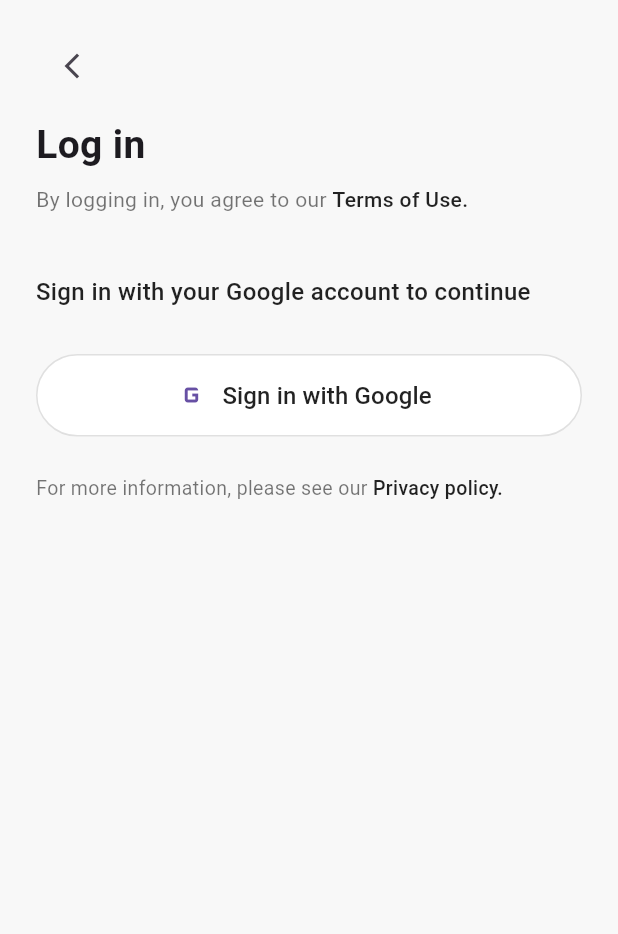
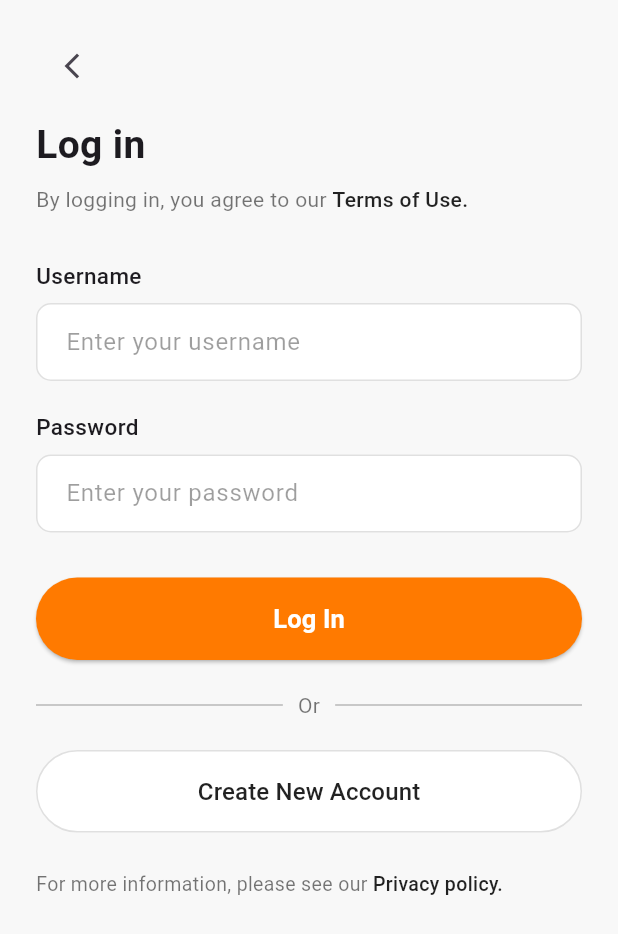
Before and after one commit to Yash-g2310/community_outreach, a Flutter app: the screen it shows after launch, after a tap on "Log in", on a phone screen of 412 x 824 dp. Shown: the top 934 px of the screen. Run offline on Flutter 3.47's test engine with Material 3 defaults, Android fonts, the phone set to English and light mode, and no system bars; our stand-ins replace flutter_map, geolocator, image_picker, latlong2.

Commit message:
Frontend 2.5

```diff
--- a/flutter_application_1/lib/loading_overlay.dart
+++ b/flutter_application_1/lib/loading_overlay.dart
@@ -64,7 +64,7 @@
                   RotationTransition(
                     turns: _controller,
                     child: Image.asset(
-                      'assets/download16.jpeg', // Using available asset
+                      'assets/erick.png', // Using available asset
                       width: 80,
                       height: 80,
                     ),
--- a/flutter_application_1/lib/login_page.dart
+++ b/flutter_application_1/lib/login_page.dart
@@ -1,8 +1,8 @@
 import 'package:flutter/material.dart';
-// import 'package:google_sign_in/google_sign_in.dart'; // Commented for OAuth bypass
 import 'erick_driver_page.dart';
-import 'home_page.dart'; // Import user home page
+import 'home_page.dart';
 import 'loading_overlay.dart';
+import 'signup_page.dart';
 
 void main() {
   runApp(const LoginScreenApp());
@@ -28,11 +28,16 @@
 }
 
 class _LoginScreenState extends State<LoginScreen> {
-  bool _isLoading = false; // Add loading state
+  bool _isLoading = false;
 
-  // Google Sign-In instance (commented out for bypass)
-  // final GoogleSignIn _googleSignIn = GoogleSignIn(scopes: ['email', 'profile']);  @override
+  // Text controllers for login form
+  final TextEditingController _usernameController = TextEditingController();
+  final TextEditingController _passwordController = TextEditingController();
+
+  @override
   void dispose() {
+    _usernameController.dispose();
+    _passwordController.dispose();
     super.dispose();
   }
 
@@ -82,70 +87,83 @@
     }
   }
 
-  void _handleGoogleSignIn() async {
-    print('=== GOOGLE SIGN IN ===');
-    print('Google Sign-In button pressed');
-    print('=====================');
+  // Handle login with username and password
+  void _handleLogin() async {
+    final username = _usernameController.text.trim();
+    final password = _passwordController.text.trim();
 
-    // Show loading
+    if (username.isEmpty || password.isEmpty) {
+      ScaffoldMessenger.of(context).showSnackBar(
+        const SnackBar(
+          content: Text('Please enter both username and password'),
+          backgroundColor: Colors.red,
+        ),
+      );
+      return;
+    }
+
     setState(() {
       _isLoading = true;
     });
 
-    // Simulate authentication delay
-    await Future.delayed(const Duration(seconds: 1));
-
+    try {
+      // TODO: Implement actual API call to Django backend
+      await _loginWithServer(username, password);
+    } catch (error) {
+      print('Login error: $error');
+      ScaffoldMessenger.of(context).showSnackBar(
+        SnackBar(
+          content: Text('Login failed: ${error.toString()}'),
+          backgroundColor: Colors.red,
+        ),
+      );
+    } finally {
       if (mounted) {
         setState(() {
           _isLoading = false;
         });
+      }
+    }
+  }
 
-      // Simulate user data (bypass OAuth)
-      const String mockEmail = "testuser@gmail.com";
-      const String mockDisplayName = "Test User";
+  // Simulate login API call (replace with actual Django API)
+  Future<void> _loginWithServer(String username, String password) async {
+    print('=== LOGIN REQUEST ===');
+    print('Username: $username');
+    print('Password: [hidden]');
+    print('====================');
 
-      print('=== SIMULATED USER DATA ===');
-      print('Email: $mockEmail');
-      print('Username: $mockDisplayName');
-      print('========================');
+    // Simulate API delay
+    await Future.delayed(const Duration(seconds: 1));
 
-      // Determine user role based on email
-      String userRole = _simulateServerResponse(mockEmail);
+    // Simulate successful login
+    const String mockRole = "user"; // This would come from server response
 
-      print('=== SERVER RESPONSE ===');
-      print('User Role: $userRole');
-      print('Email: $mockEmail');
-      print('Username: $mockDisplayName');
-      print('=====================');
-
-      // Send to server (simulated)
-      await sendToServer(
-        email: mockEmail,
-        username: mockDisplayName,
-        role: userRole,
-      );
+    print('=== LOGIN SUCCESS ===');
+    print('User Role: $mockRole');
+    print('====================');
 
     ScaffoldMessenger.of(context).showSnackBar(
       SnackBar(
-          content: Text('Welcome $mockDisplayName! Role: $userRole'),
+        content: Text('Welcome back, $username!'),
         backgroundColor: Colors.green,
       ),
     );
 
     // Navigate based on role
-      _navigateBasedOnRole(userRole, mockEmail);
-    }
+    _navigateBasedOnRole(mockRole, username);
   }
 
-  // Simulate server response based on email
-  String _simulateServerResponse(String email) {
-    // For testing purposes, determine role based on email
-    if (email.toLowerCase().contains('driver') ||
-        email.toLowerCase().contains('erick')) {
-      return 'driver';
-    } else {
-      return 'user';
-    }
+  // Navigate to signup page
+  void _navigateToSignup() {
+    print('=== NAVIGATION ===');
+    print('Navigating to Sign Up Page');
+    print('==================');
+
+    Navigator.push(
+      context,
+      MaterialPageRoute(builder: (context) => const SignupPage()),
+    );
   }
 
   // Navigate to appropriate page based on user role
@@ -216,42 +234,135 @@
                     ],
                   ),
 
-                  const SizedBox(height: 40),
+                  const SizedBox(height: 30),
 
-                  // Welcome message
+                  // Username field
                   const Text(
-                    "Sign in with your Google account to continue",
-                    style: TextStyle(
-                      fontSize: 16,
-                      color: Colors.black87,
-                      fontWeight: FontWeight.w500,
+                    "Username",
+                    style: TextStyle(fontSize: 15, fontWeight: FontWeight.w500),
                   ),
-                    textAlign: TextAlign.center,
+                  const SizedBox(height: 8),
+                  TextField(
+                    controller: _usernameController,
+                    decoration: InputDecoration(
+                      hintText: "Enter your username",
+                      hintStyle: const TextStyle(color: Colors.black38),
+                      contentPadding: const EdgeInsets.symmetric(
+                        horizontal: 16,
+                        vertical: 14,
+                      ),
+                      filled: true,
+                      fillColor: Colors.white,
+                      border: OutlineInputBorder(
+                        borderRadius: BorderRadius.circular(10),
+                        borderSide: const BorderSide(color: Colors.black12),
+                      ),
+                      enabledBorder: OutlineInputBorder(
+                        borderRadius: BorderRadius.circular(10),
+                        borderSide: const BorderSide(color: Colors.black12),
+                      ),
+                    ),
+                  ),
+
+                  const SizedBox(height: 20),
+
+                  // Password field
+                  const Text(
+                    "Password",
+                    style: TextStyle(fontSize: 15, fontWeight: FontWeight.w500),
+                  ),
+                  const SizedBox(height: 8),
+                  TextField(
+                    controller: _passwordController,
+                    obscureText: true,
+                    decoration: InputDecoration(
+                      hintText: "Enter your password",
+                      hintStyle: const TextStyle(color: Colors.black38),
+                      contentPadding: const EdgeInsets.symmetric(
+                        horizontal: 16,
+                        vertical: 14,
+                      ),
+                      filled: true,
+                      fillColor: Colors.white,
+                      border: OutlineInputBorder(
+                        borderRadius: BorderRadius.circular(10),
+                        borderSide: const BorderSide(color: Colors.black12),
+                      ),
+                      enabledBorder: OutlineInputBorder(
+                        borderRadius: BorderRadius.circular(10),
+                        borderSide: const BorderSide(color: Colors.black12),
+                      ),
+                    ),
                   ),
 
                   const SizedBox(height: 30),
 
-                  // Google Sign-in button
+                  // Login button
                   SizedBox(
                     width: double.infinity,
                     height: 55,
-                    child: OutlinedButton.icon(
-                      icon: const Icon(Icons.g_mobiledata, size: 24),
-                      label: const Text(
-                        "Sign in with Google",
-                        style: TextStyle(
-                          color: Colors.black87,
-                          fontSize: 16,
-                          fontWeight: FontWeight.w500,
+                    child: ElevatedButton(
+                      onPressed: _isLoading ? null : _handleLogin,
+                      style: ElevatedButton.styleFrom(
+                        backgroundColor: const Color(0xFFFF7A00),
+                        shape: RoundedRectangleBorder(
+                          borderRadius: BorderRadius.circular(30),
                         ),
                       ),
-                      onPressed: _isLoading ? null : _handleGoogleSignIn,
+                      child: const Text(
+                        "Log In",
+                        style: TextStyle(
+                          color: Colors.white,
+                          fontSize: 17,
+                          fontWeight: FontWeight.w600,
+                        ),
+                      ),
+                    ),
+                  ),
+
+                  const SizedBox(height: 20),
+
+                  // Divider
+                  const Row(
+                    children: [
+                      Expanded(
+                        child: Divider(color: Colors.black26, thickness: 1),
+                      ),
+                      Padding(
+                        padding: EdgeInsets.symmetric(horizontal: 10),
+                        child: Text(
+                          "Or",
+                          style: TextStyle(color: Colors.black54),
+                        ),
+                      ),
+                      Expanded(
+                        child: Divider(color: Colors.black26, thickness: 1),
+                      ),
+                    ],
+                  ),
+
+                  const SizedBox(height: 20),
+
+                  // Sign up button
+                  SizedBox(
+                    width: double.infinity,
+                    height: 55,
+                    child: OutlinedButton(
+                      onPressed: _isLoading ? null : _navigateToSignup,
                       style: OutlinedButton.styleFrom(
                         side: const BorderSide(color: Colors.black12),
                         shape: RoundedRectangleBorder(
                           borderRadius: BorderRadius.circular(30),
                         ),
                         backgroundColor: Colors.white,
+                      ),
+                      child: const Text(
+                        "Create New Account",
+                        style: TextStyle(
+                          color: Colors.black87,
+                          fontSize: 16,
+                          fontWeight: FontWeight.w500,
+                        ),
                       ),
                     ),
                   ),
--- a/flutter_application_1/pubspec.yaml
+++ b/flutter_application_1/pubspec.yaml
@@ -41,8 +41,10 @@
   geolocator: ^12.0.0
   permission_handler: ^11.3.1
 
-  # Google OAuth authentication
+  # Authentication and HTTP dependencies
   google_sign_in: ^6.2.1
+  http: ^1.1.0
+  image_picker: ^1.0.4
 
 dev_dependencies:
   flutter_test:
@@ -69,6 +71,7 @@
   # To add assets to your application, add an assets section, like this:
   assets:
     - assets/download.png
+    - assets/erick.png
 
   # An image asset can refer to one or more resolution-specific "variants", see
   # https://flutter.dev/to/resolution-aware-images
```
Also changed, not shown: flutter_application_1/lib/signup_page.dart (added, +390 -0 lines), flutter_application_1/assets/erick.png (added), flutter_application_1/pubspec.lock, 5 other files. Lines whose indentation alone changed are shown as unchanged.
